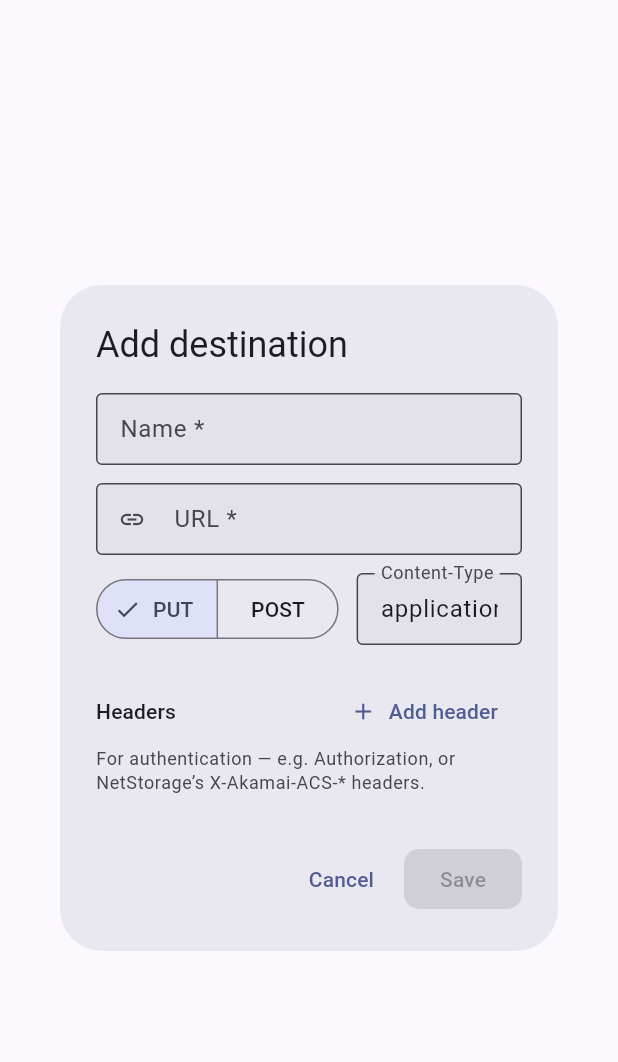
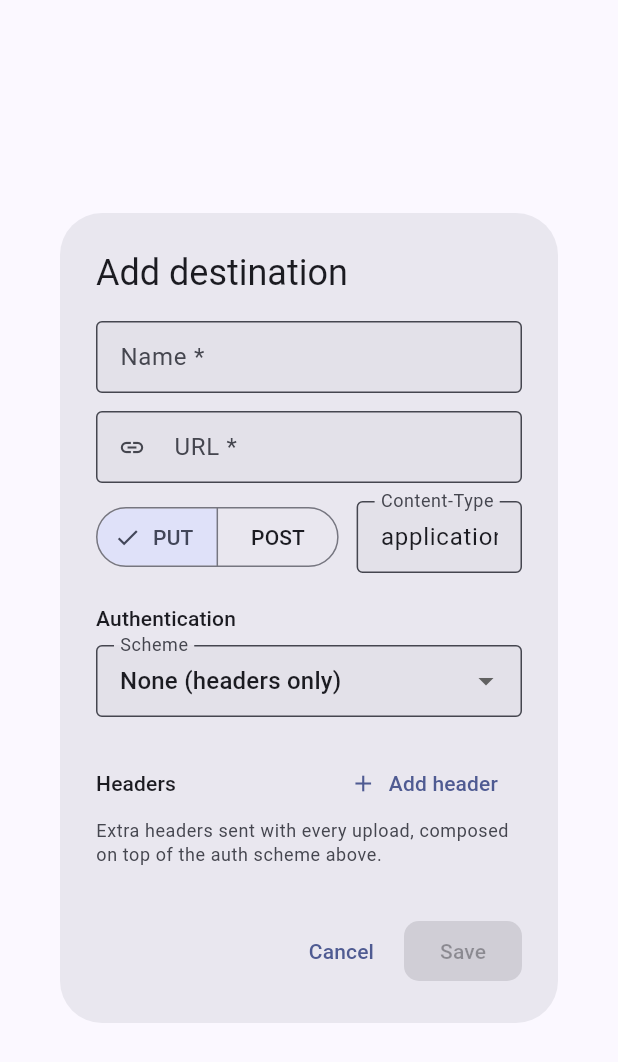
Before and after one commit to tomquercia/app_alerts_admin, a Flutter app: the _DestinationEditorDialog widget shown alone on an empty page, opened directly with empty values, on a phone screen of 412 x 824 dp. Shown: the top 1062 px of the screen. Run offline on Flutter 3.47's test engine with Material 3 defaults, Android fonts, the phone set to English and light mode, and no system bars; our stand-ins replace file_picker; missing offline and left inert: app_alerts.

Commit message:
Add configurable and pluggable upload authentication
Per-destination auth schemes (none/Bearer/Basic/NetStorage HMAC) configurable in the UI and persisted, plus an UploadAuthorizer override seam: inject a custom authorizer into HttpFeedUploader to sign uploads any way (SigV4, OAuth refresh, etc.), mirroring the client's builder override. NetStorage ACS signing included with tests. 47 tests.

```diff
--- /dev/null
+++ b/lib/src/models/destination_auth.dart
@@ -0,0 +1,138 @@
+/// How an [UploadDestination] authenticates its upload requests.
+///
+/// A small, serializable, sealed union of the built-in schemes. Custom auth
+/// beyond these is handled by injecting a custom `UploadAuthorizer` into the
+/// uploader (the code override seam) — see `feed_uploader.dart`.
+sealed class DestinationAuth {
+  /// Const constructor for subclasses.
+  const DestinationAuth();
+
+  /// No authentication beyond the destination's static headers.
+  static const DestinationAuth none = NoAuth();
+
+  /// Stable discriminator used for persistence and UI.
+  String get kind;
+
+  /// A short, secret-free description for display.
+  String get summary;
+
+  /// Serializes for local persistence.
+  Map<String, Object?> toJson();
+
+  /// Restores from persisted JSON, tolerating unknown/missing kinds.
+  factory DestinationAuth.fromJson(Map<String, Object?> json) {
+    switch (json['kind']) {
+      case 'bearer':
+        return BearerAuth(token: json['token'] as String? ?? '');
+      case 'basic':
+        return BasicAuth(
+          username: json['username'] as String? ?? '',
+          password: json['password'] as String? ?? '',
+        );
+      case 'netstorage':
+        return NetStorageAuth(
+          keyName: json['keyName'] as String? ?? '',
+          key: json['key'] as String? ?? '',
+          action: json['action'] as String? ?? NetStorageAuth.defaultAction,
+        );
+      case 'none':
+      default:
+        return const NoAuth();
+    }
+  }
+}
+
+/// Static headers only (the default).
+final class NoAuth extends DestinationAuth {
+  /// Creates a no-auth scheme.
+  const NoAuth();
+
+  @override
+  String get kind => 'none';
+
+  @override
+  String get summary => 'Headers only';
+
+  @override
+  Map<String, Object?> toJson() => <String, Object?>{'kind': kind};
+}
+
+/// `Authorization: Bearer <token>`.
+final class BearerAuth extends DestinationAuth {
+  /// Creates bearer-token auth.
+  const BearerAuth({required this.token});
+
+  /// The bearer token.
+  final String token;
+
+  @override
+  String get kind => 'bearer';
+
+  @override
+  String get summary => 'Bearer token';
+
+  @override
+  Map<String, Object?> toJson() =>
+      <String, Object?>{'kind': kind, 'token': token};
+}
+
+/// HTTP Basic auth (`Authorization: Basic base64(user:pass)`).
+final class BasicAuth extends DestinationAuth {
+  /// Creates basic auth.
+  const BasicAuth({required this.username, required this.password});
+
+  /// The username.
+  final String username;
+
+  /// The password.
+  final String password;
+
+  @override
+  String get kind => 'basic';
+
+  @override
+  String get summary => 'Basic ($username)';
+
+  @override
+  Map<String, Object?> toJson() => <String, Object?>{
+        'kind': kind,
+        'username': username,
+        'password': password,
+      };
+}
+
+/// Akamai NetStorage HTTP API auth (HMAC-SHA256 signed ACS headers).
+final class NetStorageAuth extends DestinationAuth {
+  /// Creates NetStorage auth from an upload account's key name and key.
+  const NetStorageAuth({
+    required this.keyName,
+    required this.key,
+    this.action = defaultAction,
+  });
+
+  /// The default ACS action for a feed upload.
+  static const String defaultAction = 'version=1&action=upload';
+
+  /// The upload account's key name (the "id").
+  final String keyName;
+
+  /// The upload account's secret key.
+  final String key;
+
+  /// The `X-Akamai-ACS-Action` value.
+  final String action;
+
+  @override
+  String get kind => 'netstorage';
+
+  @override
+  String get summary => 'NetStorage ($keyName)';
+
+  @override
+  Map<String, Object?> toJson() => <String, Object?>{
+        'kind': kind,
+        'keyName': keyName,
+        'key': key,
+        'action': action,
+      };
+}
--- a/lib/src/models/upload_destination.dart
+++ b/lib/src/models/upload_destination.dart
@@ -1,3 +1,5 @@
+import 'destination_auth.dart';
+
 /// The HTTP method used to publish the feed document.
 enum UploadMethod {
   /// `PUT` — the default for object stores (NetStorage, S3 presigned URLs).
@@ -21,6 +23,7 @@ class UploadDestination {
     this.method = UploadMethod.put,
     this.contentType = 'application/json',
     this.headers = const <String, String>{},
+    this.auth = const NoAuth(),
   });
 
   /// A human label shown in the UI (e.g. "Production NetStorage").
@@ -35,8 +38,12 @@ class UploadDestination {
   /// The `Content-Type` header sent with the body.
   final String contentType;
 
-  /// Extra request headers, typically for authentication.
+  /// Extra request headers sent with every upload (added on top of, and
+  /// composed with, whatever [auth] contributes).
   final Map<String, String> headers;
+
+  /// How the upload authenticates. Defaults to [NoAuth] (headers only).
+  final DestinationAuth auth;
 
   /// Whether this destination has enough to attempt an upload.
   bool get isComplete {
@@ -51,6 +58,7 @@ class UploadDestination {
     UploadMethod? method,
     String? contentType,
     Map<String, String>? headers,
+    DestinationAuth? auth,
   }) {
     return UploadDestination(
       name: name ?? this.name,
@@ -58,6 +66,7 @@ class UploadDestination {
       method: method ?? this.method,
       contentType: contentType ?? this.contentType,
       headers: headers ?? this.headers,
+      auth: auth ?? this.auth,
     );
   }
 
@@ -68,11 +77,13 @@ class UploadDestination {
         'method': method.name,
         'contentType': contentType,
         'headers': headers,
+        'auth': auth.toJson(),
       };
 
   /// Restores from persisted JSON, tolerating missing/legacy fields.
   factory UploadDestination.fromJson(Map<String, Object?> json) {
     final Object? rawHeaders = json['headers'];
+    final Object? rawAuth = json['auth'];
     return UploadDestination(
       name: (json['name'] as String?)?.trim().isNotEmpty == true
           ? json['name'] as String
@@ -86,6 +97,10 @@ class UploadDestination {
           ? rawHeaders.map((Object? k, Object? v) =>
               MapEntry<String, String>(k.toString(), v?.toString() ?? ''))
           : const <String, String>{},
+      auth: rawAuth is Map
+          ? DestinationAuth.fromJson(rawAuth.map((Object? k, Object? v) =>
+              MapEntry<String, Object?>(k.toString(), v)))
+          : const NoAuth(),
     );
   }
 }
--- a/lib/src/services/feed_uploader.dart
+++ b/lib/src/services/feed_uploader.dart
@@ -1,6 +1,7 @@
 import 'package:http/http.dart' as http;
 
 import '../models/upload_destination.dart';
+import 'upload_authorizer.dart';
 
 /// The outcome of an upload attempt.
 class UploadResult {
@@ -35,17 +36,29 @@ abstract class FeedUploader {
 /// S3/GCS presigned URLs, and any object store or endpoint that accepts a
 /// `PUT`/`POST` of the JSON body with configured headers.
 class HttpFeedUploader implements FeedUploader {
-  /// Creates an uploader. Inject a [client] in tests; a default is created
-  /// (and closed) per call otherwise.
+  /// Creates an uploader.
+  ///
+  /// Inject a [client] in tests; a default is created (and closed) per call
+  /// otherwise. Pass an [authorizer] to **override** authentication for every
+  /// upload with your own [UploadAuthorizer] — the code seam for custom auth
+  /// (AWS SigV4, OAuth refresh, bespoke signing). When omitted, each upload
+  /// uses the authorizer derived from its destination's configured
+  /// [UploadDestination.auth].
   HttpFeedUploader({
     http.Client? client,
     this.timeout = const Duration(seconds: 30),
-  }) : _client = client;
+    UploadAuthorizer? authorizer,
+  })  : _client = client,
+        _authorizerOverride = authorizer;
 
   final http.Client? _client;
+  final UploadAuthorizer? _authorizerOverride;
 
   /// Per-request timeout.
   final Duration timeout;
+
+  /// Whether a custom authorizer override is in effect for all uploads.
+  bool get hasAuthorizerOverride => _authorizerOverride != null;
 
   @override
   Future<UploadResult> upload({
@@ -61,12 +74,32 @@ class HttpFeedUploader implements FeedUploader {
 
     final http.Client client = _client ?? http.Client();
     try {
+      // Base headers = content type + the destination's static headers, then
+      // the authorizer (override or per-destination) composes auth on top.
+      final Map<String, String> baseHeaders = <String, String>{
+        'content-type': destination.contentType,
+        for (final MapEntry<String, String> e in destination.headers.entries)
+          if (e.key.trim().isNotEmpty) e.key: e.value,
+      };
+      final UploadAuthorizer authorizer =
+          _authorizerOverride ?? authorizerFor(destination.auth);
+      final Map<String, String> finalHeaders = await authorizer.authorize(
+        UploadRequest(
+          method: destination.method.verb,
+          url: uri,
+          body: body,
+          contentType: destination.contentType,
+          headers: baseHeaders,
+        ),
+      );
+
       final http.Request request = http.Request(destination.method.verb, uri)
-        ..body = body
-        ..headers['content-type'] = destination.contentType;
-      destination.headers.forEach((String k, String v) {
+        ..body = body;
+      finalHeaders.forEach((String k, String v) {
         if (k.trim().isNotEmpty) request.headers[k] = v;
       });
+      request.headers
+          .putIfAbsent('content-type', () => destination.contentType);
 
       final http.StreamedResponse streamed =
           await client.send(request).timeout(timeout);
--- /dev/null
+++ b/lib/src/services/upload_authorizer.dart
@@ -0,0 +1,164 @@
+import 'dart:async';
+import 'dart:convert';
+
+import 'package:crypto/crypto.dart';
+
+import '../models/destination_auth.dart';
+
+/// The outgoing upload, described for an [UploadAuthorizer].
+class UploadRequest {
+  /// Creates a request context.
+  const UploadRequest({
+    required this.method,
+    required this.url,
+    required this.body,
+    required this.contentType,
+    required this.headers,
+  });
+
+  /// The HTTP verb (`PUT` / `POST`).
+  final String method;
+
+  /// The destination URL.
+  final Uri url;
+
+  /// The serialized feed body.
+  final String body;
+
+  /// The configured content type.
+  final String contentType;
+
+  /// The base headers (content type plus the destination's static headers).
+  final Map<String, String> headers;
+}
+
+/// Produces the final request headers for an upload — the extensibility seam
+/// for authentication.
+///
+/// The uploader delegates header construction here. Ship a custom
+/// implementation and inject it via `HttpFeedUploader(authorizer: …)` to sign
+/// requests any way you like (AWS SigV4, an OAuth token refresh, request
+/// signing, …) without touching the package — the same pattern as overriding
+/// the client's urgent-alert builder.
+abstract class UploadAuthorizer {
+  /// Returns the complete header set to send. Typically
+  /// `{...request.headers, <auth headers>}`.
+  FutureOr<Map<String, String>> authorize(UploadRequest request);
+}
+
+/// Passes the base headers through unchanged (the default).
+class StaticHeadersAuthorizer implements UploadAuthorizer {
+  /// Creates the pass-through authorizer.
+  const StaticHeadersAuthorizer();
+
+  @override
+  Map<String, String> authorize(UploadRequest request) => request.headers;
+}
+
+/// Adds `Authorization: Bearer <token>`.
+class BearerTokenAuthorizer implements UploadAuthorizer {
+  /// Creates a bearer authorizer.
+  const BearerTokenAuthorizer(this.token);
+
+  /// The bearer token.
+  final String token;
+
+  @override
+  Map<String, String> authorize(UploadRequest request) => <String, String>{
+        ...request.headers,
+        'Authorization': 'Bearer $token',
+      };
+}
+
+/// Adds HTTP Basic `Authorization`.
+class BasicAuthAuthorizer implements UploadAuthorizer {
+  /// Creates a basic-auth authorizer.
+  const BasicAuthAuthorizer(this.username, this.password);
+
+  /// The username.
+  final String username;
+
+  /// The password.
+  final String password;
+
+  @override
+  Map<String, String> authorize(UploadRequest request) {
+    final String encoded = base64.encode(utf8.encode('$username:$password'));
+    return <String, String>{
+      ...request.headers,
+      'Authorization': 'Basic $encoded',
+    };
+  }
+}
+
+/// Signs requests for Akamai NetStorage's HTTP API.
+///
+/// Implements the standard ACS auth: an `X-Akamai-ACS-Auth-Data` tuple and an
+/// `X-Akamai-ACS-Auth-Sign` HMAC-SHA256 over `authData + path +
+/// "\nx-akamai-acs-action:" + action + "\n"`, keyed by the upload account
+/// secret. [clock] and [uniqueId] are injectable for deterministic tests.
+class NetStorageAuthorizer implements UploadAuthorizer {
+  /// Creates a NetStorage authorizer.
+  NetStorageAuthorizer({
+    required this.keyName,
+    required this.key,
+    this.action = NetStorageAuth.defaultAction,
+    DateTime Function()? clock,
+    int Function()? uniqueId,
+  })  : _clock = clock ?? DateTime.now,
+        _uniqueId = uniqueId ?? _defaultUniqueId;
+
+  /// The upload account key name.
+  final String keyName;
+
+  /// The upload account secret key.
+  final String key;
+
+  /// The `X-Akamai-ACS-Action` value.
+  final String action;
+
+  final DateTime Function() _clock;
+  final int Function() _uniqueId;
+
+  @override
+  Map<String, String> authorize(UploadRequest request) {
+    final int epoch = _clock().toUtc().millisecondsSinceEpoch ~/ 1000;
+    final int unique = _uniqueId();
+    final String authData = '5, 0.0.0.0, 0.0.0.0, $epoch, $unique, $keyName';
+    // NetStorage signs the resource path, not the whole URL.
+    final String path = request.url.path;
+    final String signString = '$path\nx-akamai-acs-action:$action\n';
+    final Digest digest = Hmac(sha256, utf8.encode(key))
+        .convert(utf8.encode(authData + signString));
+    final String sign = base64.encode(digest.bytes);
+    return <String, String>{
+      ...request.headers,
+      'X-Akamai-ACS-Action': action,
+      'X-Akamai-ACS-Auth-Data': authData,
+      'X-Akamai-ACS-Auth-Sign': sign,
+    };
+  }
+
+  static int _counter = 0;
+  static int _defaultUniqueId() =>
+      (DateTime.now().microsecondsSinceEpoch & 0xffffff) + (_counter++);
+}
+
+/// Maps a configured [DestinationAuth] to its built-in [UploadAuthorizer].
+///
+/// Exhaustive over the sealed union — adding a new scheme is a compile error
+/// until it is handled here.
+UploadAuthorizer authorizerFor(DestinationAuth auth) {
+  return switch (auth) {
+    NoAuth() => const StaticHeadersAuthorizer(),
+    BearerAuth(:final String token) => BearerTokenAuthorizer(token),
+    BasicAuth(:final String username, :final String password) =>
+      BasicAuthAuthorizer(username, password),
+    NetStorageAuth(
+      :final String keyName,
+      :final String key,
+      :final String action
+    ) =>
+      NetStorageAuthorizer(keyName: keyName, key: key, action: action),
+  };
+}
--- a/lib/src/ui/destination_dialog.dart
+++ b/lib/src/ui/destination_dialog.dart
@@ -1,5 +1,6 @@
 import 'package:flutter/material.dart';
 
+import '../models/destination_auth.dart';
 import '../models/upload_destination.dart';
 import '../state/admin_controller.dart';
 
@@ -82,7 +83,7 @@ class _DestinationsManager extends StatelessWidget {
                           ),
                           title: Text(d.name),
                           subtitle: Text(
-                            '${d.method.verb}  ${d.url}',
+                            '${d.method.verb} · ${d.auth.summary} · ${d.url}',
                             maxLines: 1,
                             overflow: TextOverflow.ellipsis,
                           ),
@@ -164,12 +165,21 @@ class _HeaderRow {
   final TextEditingController value;
 }
 
+enum _AuthKind { none, bearer, basic, netStorage }
+
 class _DestinationEditorDialogState extends State<_DestinationEditorDialog> {
   late final TextEditingController _name;
   late final TextEditingController _url;
   late final TextEditingController _contentType;
   late UploadMethod _method;
   late final List<_HeaderRow> _headers;
+
+  late _AuthKind _authKind;
+  late final TextEditingController _bearerToken;
+  late final TextEditingController _basicUser;
+  late final TextEditingController _basicPass;
+  late final TextEditingController _nsKeyName;
+  late final TextEditingController _nsKey;
 
   @override
   void initState() {
@@ -184,6 +194,25 @@ class _DestinationEditorDialogState extends State<_DestinationEditorDialog> {
               TextEditingController(text: e.value),
             ))
         .toList();
+
+    // Seed the auth fields from the destination's current scheme.
+    final DestinationAuth auth = widget.initial.auth;
+    _authKind = switch (auth) {
+      NoAuth() => _AuthKind.none,
+      BearerAuth() => _AuthKind.bearer,
+      BasicAuth() => _AuthKind.basic,
+      NetStorageAuth() => _AuthKind.netStorage,
+    };
+    _bearerToken =
+        TextEditingController(text: auth is BearerAuth ? auth.token : '');
+    _basicUser =
+        TextEditingController(text: auth is BasicAuth ? auth.username : '');
+    _basicPass =
+        TextEditingController(text: auth is BasicAuth ? auth.password : '');
+    _nsKeyName =
+        TextEditingController(text: auth is NetStorageAuth ? auth.keyName : '');
+    _nsKey =
+        TextEditingController(text: auth is NetStorageAuth ? auth.key : '');
   }
 
   @override
@@ -195,7 +224,96 @@ class _DestinationEditorDialogState extends State<_DestinationEditorDialog> {
       h.key.dispose();
       h.value.dispose();
     }
+    _bearerToken.dispose();
+    _basicUser.dispose();
+    _basicPass.dispose();
+    _nsKeyName.dispose();
+    _nsKey.dispose();
     super.dispose();
+  }
+
+  DestinationAuth _buildAuth() {
+    return switch (_authKind) {
+      _AuthKind.none => const NoAuth(),
+      _AuthKind.bearer => BearerAuth(token: _bearerToken.text.trim()),
+      _AuthKind.basic => BasicAuth(
+          username: _basicUser.text.trim(),
+          password: _basicPass.text,
+        ),
+      _AuthKind.netStorage => NetStorageAuth(
+          keyName: _nsKeyName.text.trim(),
+          key: _nsKey.text.trim(),
+        ),
+    };
+  }
+
+  List<Widget> _authFields(ThemeData theme) {
+    switch (_authKind) {
+      case _AuthKind.none:
+        return const <Widget>[];
+      case _AuthKind.bearer:
+        return <Widget>[
+          const SizedBox(height: 12),
+          TextField(
+            controller: _bearerToken,
+            decoration: const InputDecoration(
+              labelText: 'Token',
+              hintText: 'Sent as: Authorization: Bearer …',
+            ),
+            obscureText: true,
+          ),
+        ];
+      case _AuthKind.basic:
+        return <Widget>[
+          const SizedBox(height: 12),
+          Row(
+            children: <Widget>[
+              Expanded(
+                child: TextField(
+                  controller: _basicUser,
+                  decoration: const InputDecoration(labelText: 'Username'),
+                ),
+              ),
+              const SizedBox(width: 12),
+              Expanded(
+                child: TextField(
+                  controller: _basicPass,
+                  decoration: const InputDecoration(labelText: 'Password'),
+                  obscureText: true,
+                ),
+              ),
+            ],
+          ),
+        ];
+      case _AuthKind.netStorage:
+        return <Widget>[
+          const SizedBox(height: 12),
+          TextField(
+            controller: _nsKeyName,
+            decoration: const InputDecoration(
+              labelText: 'Key name (id)',
+              hintText: 'NetStorage upload account key name',
+            ),
+          ),
+          const SizedBox(height: 12),
+          TextField(
+            controller: _nsKey,
+            decoration: const InputDecoration(
+              labelText: 'Key',
+              hintText: 'Upload account secret key',
+            ),
+            obscureText: true,
+          ),
+          const SizedBox(height: 6),
+          Text(
+            'Requests are signed with HMAC-SHA256 into X-Akamai-ACS-* headers. '
+            'For other schemes, inject a custom UploadAuthorizer in code.',
+            style: theme.textTheme.bodySmall?.copyWith(
+              color: theme.colorScheme.onSurfaceVariant,
+            ),
+          ),
+        ];
+    }
   }
 
   bool get _valid {
@@ -222,6 +340,7 @@ class _DestinationEditorDialogState extends State<_DestinationEditorDialog> {
             ? 'application/json'
             : _contentType.text.trim(),
         headers: headers,
+        auth: _buildAuth(),
       ),
     );
   }
@@ -283,6 +402,29 @@ class _DestinationEditorDialogState extends State<_DestinationEditorDialog> {
                 ],
               ),
               const SizedBox(height: 20),
+              Text('Authentication', style: theme.textTheme.titleSmall),
+              const SizedBox(height: 8),
+              DropdownButtonFormField<_AuthKind>(
+                initialValue: _authKind,
+                decoration: const InputDecoration(labelText: 'Scheme'),
+                items: const <DropdownMenuItem<_AuthKind>>[
+                  DropdownMenuItem<_AuthKind>(
+                      value: _AuthKind.none,
+                      child: Text('None (headers only)')),
+                  DropdownMenuItem<_AuthKind>(
+                      value: _AuthKind.bearer, child: Text('Bearer token')),
+                  DropdownMenuItem<_AuthKind>(
+                      value: _AuthKind.basic,
+                      child: Text('Basic (user / pass)')),
+                  DropdownMenuItem<_AuthKind>(
+                      value: _AuthKind.netStorage,
+                      child: Text('Akamai NetStorage (HMAC)')),
+                ],
+                onChanged: (_AuthKind? v) =>
+                    setState(() => _authKind = v ?? _AuthKind.none),
+              ),
+              ..._authFields(theme),
+              const SizedBox(height: 20),
               Row(
                 children: <Widget>[
                   Expanded(
@@ -297,8 +439,8 @@ class _DestinationEditorDialogState extends State<_DestinationEditorDialog> {
                 ],
               ),
               Text(
-                'For authentication — e.g. Authorization, or NetStorage’s '
-                'X-Akamai-ACS-* headers.',
+                'Extra headers sent with every upload, composed on top of the '
+                'auth scheme above.',
                 style: theme.textTheme.bodySmall?.copyWith(
                   color: theme.colorScheme.onSurfaceVariant,
                 ),
--- a/pubspec.yaml
+++ b/pubspec.yaml
@@ -20,6 +20,9 @@ dependencies:
   # Pure-Dart HTTP for uploading the feed to the configured destination.
   http: ^1.2.0
 
+  # HMAC-SHA256 for the built-in NetStorage upload authorizer.
+  crypto: ^3.0.0
+
   # Local persistence of the working feed and destination settings.
   path_provider: ^2.1.4
 
```
Also changed, not shown: pubspec.lock, 3 other files.
